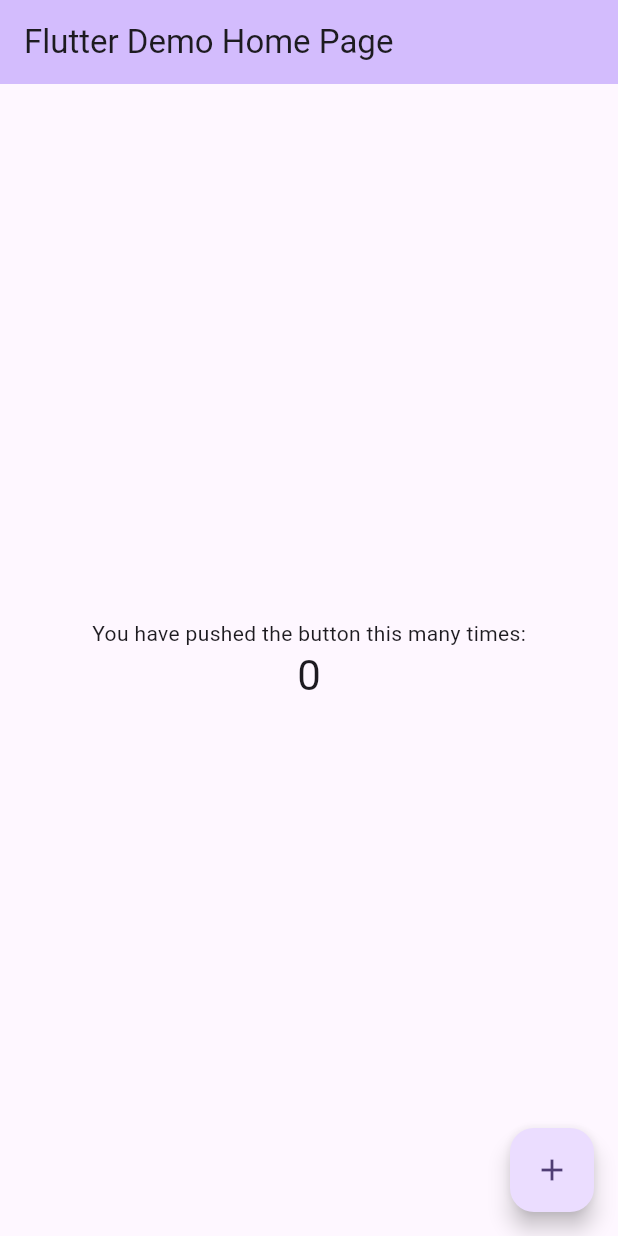
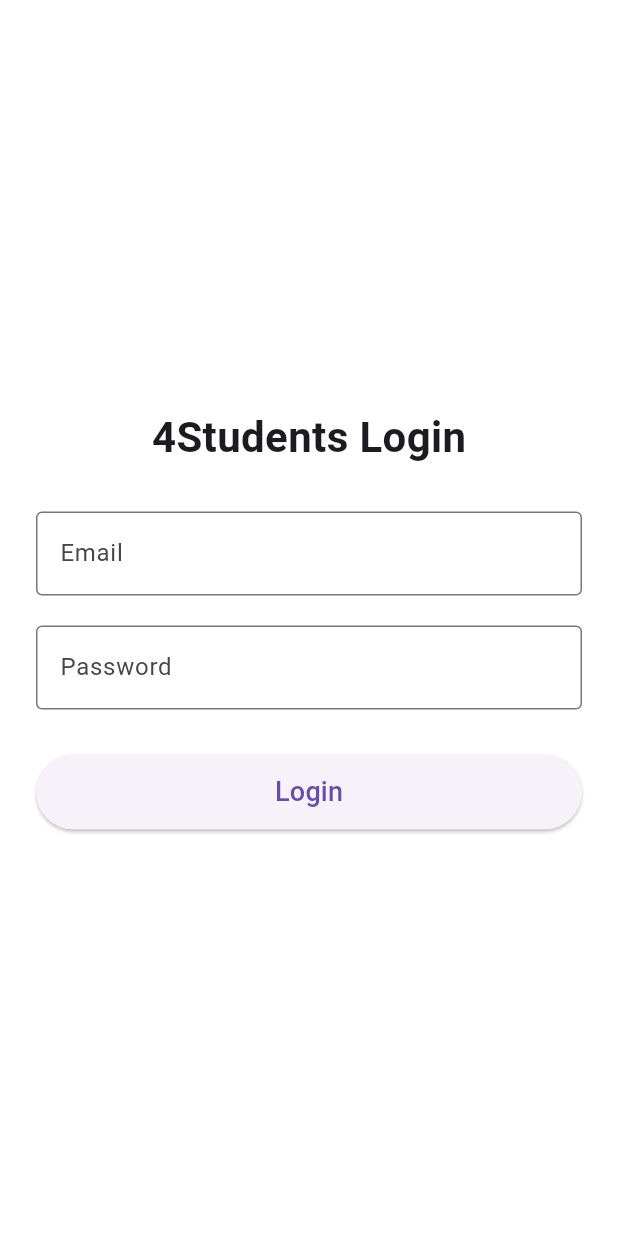
Before and after one commit to jggsu00/4Students, a Flutter app: the screen it shows after launch, on a phone screen of 412 x 824 dp. Run offline on Flutter 3.47's test engine with Material 3 defaults, Android fonts, the phone set to English and light mode, and no system bars.

Commit message:
Add login page UI and update main entry point

```diff
--- a/lib/main.dart
+++ b/lib/main.dart
@@ -1,4 +1,5 @@
 import 'package:flutter/material.dart';
+import 'screens/login_page.dart';
 
 void main() {
   runApp(const MyApp());
@@ -7,119 +8,15 @@ void main() {
 class MyApp extends StatelessWidget {
   const MyApp({super.key});
 
-  // This widget is the root of your application.
   @override
   Widget build(BuildContext context) {
     return MaterialApp(
-      title: 'Flutter Demo',
+      debugShowCheckedModeBanner: false,
+      title: '4Students',
       theme: ThemeData(
-        // This is the theme of your application.
-        //
-        // TRY THIS: Try running your application with "flutter run". You'll see
-        // the application has a purple toolbar. Then, without quitting the app,
-        // try changing the seedColor in the colorScheme below to Colors.green
-        // and then invoke "hot reload" (save your changes or press the "hot
-        // reload" button in a Flutter-supported IDE, or press "r" if you used
-        // the command line to start the app).
-        //
-        // Notice that the counter didn't reset back to zero; the application
-        // state is not lost during the reload. To reset the state, use hot
-        // restart instead.
-        //
-        // This works for code too, not just values: Most code changes can be
-        // tested with just a hot reload.
-        colorScheme: ColorScheme.fromSeed(seedColor: Colors.deepPurple),
-        useMaterial3: true,
+        primarySwatch: Colors.blue,
       ),
-      home: const MyHomePage(title: 'Flutter Demo Home Page'),
+      home: const LoginPage(),
     );
   }
 }
-
-class MyHomePage extends StatefulWidget {
-  const MyHomePage({super.key, required this.title});
-
-  // This widget is the home page of your application. It is stateful, meaning
-  // that it has a State object (defined below) that contains fields that affect
-  // how it looks.
-
-  // This class is the configuration for the state. It holds the values (in this
-  // case the title) provided by the parent (in this case the App widget) and
-  // used by the build method of the State. Fields in a Widget subclass are
-  // always marked "final".
-
-  final String title;
-
-  @override
-  State<MyHomePage> createState() => _MyHomePageState();
-}
-
-class _MyHomePageState extends State<MyHomePage> {
-  int _counter = 0;
-
-  void _incrementCounter() {
-    setState(() {
-      // This call to setState tells the Flutter framework that something has
-      // changed in this State, which causes it to rerun the build method below
-      // so that the display can reflect the updated values. If we changed
-      // _counter without calling setState(), then the build method would not be
-      // called again, and so nothing would appear to happen.
-      _counter++;
-    });
-  }
-
-  @override
-  Widget build(BuildContext context) {
-    // This method is rerun every time setState is called, for instance as done
-    // by the _incrementCounter method above.
-    //
-    // The Flutter framework has been optimized to make rerunning build methods
-    // fast, so that you can just rebuild anything that needs updating rather
-    // than having to individually change instances of widgets.
-    return Scaffold(
-      appBar: AppBar(
-        // TRY THIS: Try changing the color here to a specific color (to
-        // Colors.amber, perhaps?) and trigger a hot reload to see the AppBar
-        // change color while the other colors stay the same.
-        backgroundColor: Theme.of(context).colorScheme.inversePrimary,
-        // Here we take the value from the MyHomePage object that was created by
-        // the App.build method, and use it to set our appbar title.
-        title: Text(widget.title),
-      ),
-      body: Center(
-        // Center is a layout widget. It takes a single child and positions it
-        // in the middle of the parent.
-        child: Column(
-          // Column is also a layout widget. It takes a list of children and
-          // arranges them vertically. By default, it sizes itself to fit its
-          // children horizontally, and tries to be as tall as its parent.
-          //
-          // Column has various properties to control how it sizes itself and
-          // how it positions its children. Here we use mainAxisAlignment to
-          // center the children vertically; the main axis here is the vertical
-          // axis because Columns are vertical (the cross axis would be
-          // horizontal).
-          //
-          // TRY THIS: Invoke "debug painting" (choose the "Toggle Debug Paint"
-          // action in the IDE, or press "p" in the console), to see the
-          // wireframe for each widget.
-          mainAxisAlignment: MainAxisAlignment.center,
-          children: <Widget>[
-            const Text(
-              'You have pushed the button this many times:',
-            ),
-            Text(
-              '$_counter',
-              style: Theme.of(context).textTheme.headlineMedium,
-            ),
-          ],
-        ),
-      ),
-      floatingActionButton: FloatingActionButton(
-        onPressed: _incrementCounter,
-        tooltip: 'Increment',
-        child: const Icon(Icons.add),
-      ), // This trailing comma makes auto-formatting nicer for build methods.
-    );
-  }
-}
--- /dev/null
+++ b/lib/screens/login_page.dart
@@ -0,0 +1,92 @@
+import 'package:flutter/material.dart';
+
+class LoginPage extends StatefulWidget {
+  const LoginPage({super.key});
+
+  @override
+  State<LoginPage> createState() => _LoginPageState();
+}
+
+class _LoginPageState extends State<LoginPage> {
+  final TextEditingController emailController = TextEditingController();
+  final TextEditingController passwordController = TextEditingController();
+
+  @override
+  void dispose() {
+    emailController.dispose();
+    passwordController.dispose();
+    super.dispose();
+  }
+
+  void login() {
+    String email = emailController.text.trim();
+    String password = passwordController.text.trim();
+
+    // TEMP: Just testing UI first
+    print("Email: $email");
+    print("Password: $password");
+
+    ScaffoldMessenger.of(context).showSnackBar(
+      const SnackBar(content: Text("Login button pressed")),
+    );
+  }
+
+  @override
+  Widget build(BuildContext context) {
+    return Scaffold(
+      backgroundColor: Colors.white,
+      body: Center(
+        child: Padding(
+          padding: const EdgeInsets.all(24.0),
+          child: Column(
+            mainAxisAlignment: MainAxisAlignment.center,
+            children: [
+              const Text(
+                "4Students Login",
+                style: TextStyle(
+                  fontSize: 28,
+                  fontWeight: FontWeight.bold,
+                ),
+              ),
+              const SizedBox(height: 30),
+
+              // Email
+              TextField(
+                controller: emailController,
+                decoration: const InputDecoration(
+                  labelText: "Email",
+                  border: OutlineInputBorder(),
+                ),
+              ),
+              const SizedBox(height: 20),
+
+              // Password
+              TextField(
+                controller: passwordController,
+                obscureText: true,
+                decoration: const InputDecoration(
+                  labelText: "Password",
+                  border: OutlineInputBorder(),
+                ),
+              ),
+              const SizedBox(height: 30),
+
+              // Login button
+              SizedBox(
+                width: double.infinity,
+                height: 50,
+                child: ElevatedButton(
+                  onPressed: login,
+                  child: const Text(
+                    "Login",
+                    style: TextStyle(fontSize: 18),
+                  ),
+                ),
+              ),
+            ],
+          ),
+        ),
+      ),
+    );
+  }
+}
```
Also changed, not shown: pubspec.lock.
